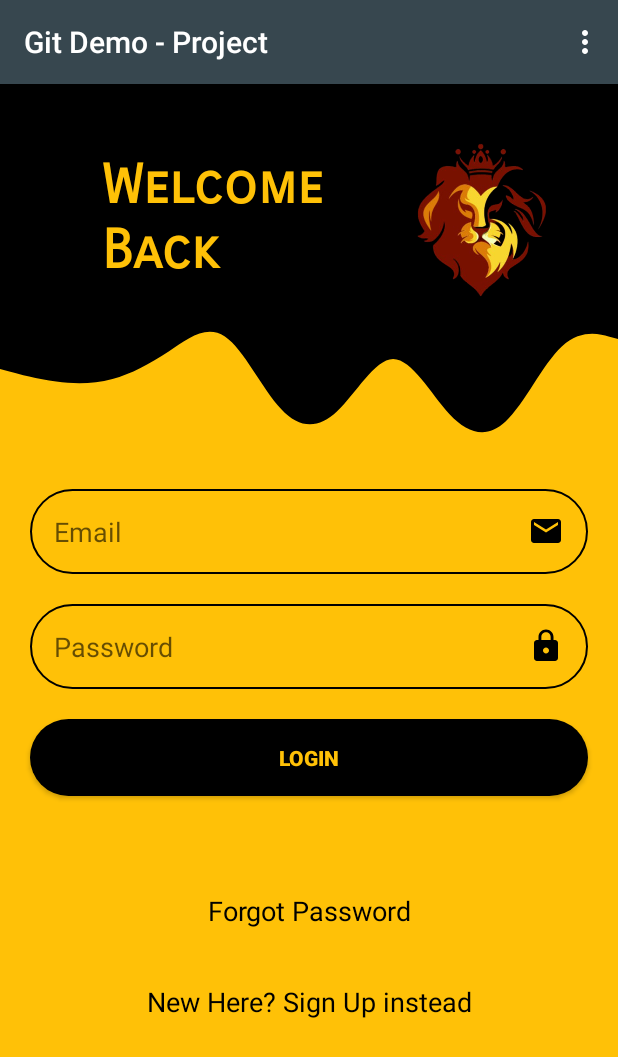
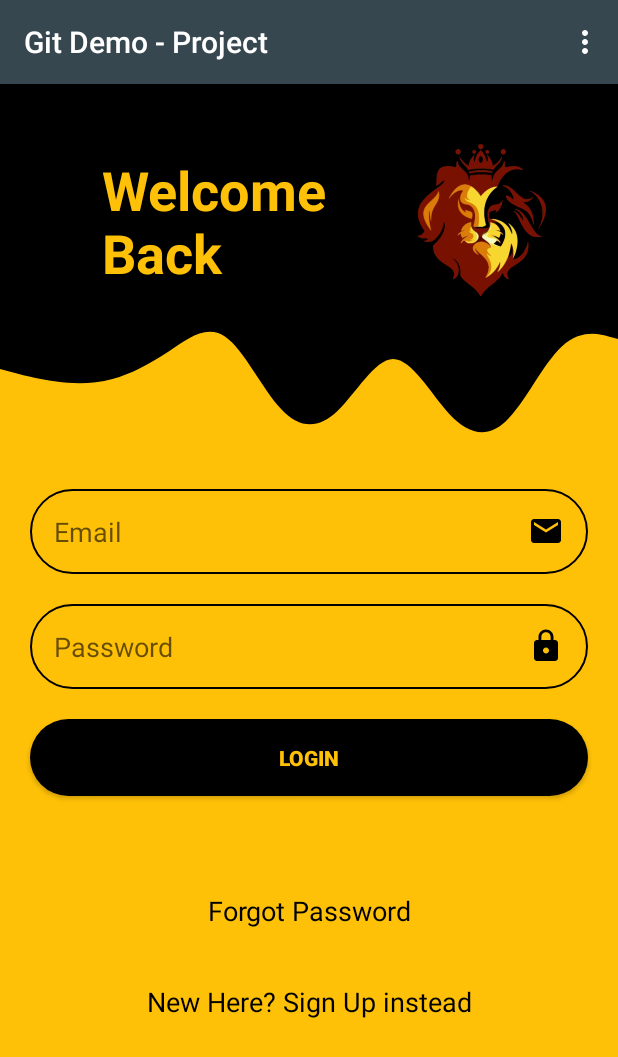
Before and after one commit to djmakwana797/FirstProject, an Android app: the screen it shows after launch (LoginActivity), on a phone screen of 412 x 824 dp. Shown: the top 1057 px of the screen. Run offline under Robolectric (Android 15) with nearby library versions, the phone set to English and light mode, and no system bars.

Commit message:
fonts changed in activity_login.xml

```diff
--- a/app/src/main/res/layout/activity_login.xml
+++ b/app/src/main/res/layout/activity_login.xml
@@ -118,9 +118,7 @@
         android:layout_width="178dp"
         android:layout_height="104dp"
         android:layout_marginTop="60dp"
-        android:fontFamily="sans-serif-smallcaps"
         android:text="@string/welcome"
-        android:textColor="@color/colorYellow"
         style="@style/header"
         app:layout_constraintBottom_toBottomOf="@+id/topView"
         app:layout_constraintEnd_toStartOf="@+id/imageView2"
```
